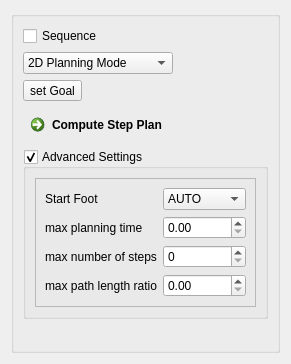
Above: vigir_footstep_planning_rviz_plugin/ui_forms/planning_widget.ui from team-vigir/vigir_footstep_planning_visual_tools before the change. Below: the same form after it.
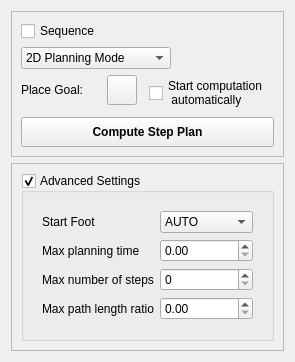
That is the form after the change.

The edit to the form file:
```diff
--- a/vigir_footstep_planning_rviz_plugin/ui_forms/planning_widget.ui
+++ b/vigir_footstep_planning_rviz_plugin/ui_forms/planning_widget.ui
@@ -7,7 +7,7 @@
     <x>0</x>
     <y>0</y>
     <width>291</width>
-    <height>364</height>
+    <height>358</height>
    </rect>
   </property>
   <property name="windowTitle">
@@ -15,12 +15,61 @@
   </property>
   <layout class="QVBoxLayout" name="verticalLayout">
    <item>
-    <widget class="QGroupBox" name="planningGroupBox">
-     <property name="title">
-      <string/>
+    <widget class="QFrame" name="frame_2">
+     <property name="frameShape">
+      <enum>QFrame::StyledPanel</enum>
      </property>
-     <layout class="QVBoxLayout" name="verticalLayout_2">
-      <item>
+     <property name="frameShadow">
+      <enum>QFrame::Raised</enum>
+     </property>
+     <layout class="QGridLayout" name="gridLayout">
+      <item row="2" column="3" rowspan="2">
+       <widget class="QCheckBox" name="autoComputationCheckBox">
+        <property name="toolTip">
+         <string>&lt;html&gt;&lt;head/&gt;&lt;body&gt;&lt;p&gt;step plan is immediately generated after feet are placed&lt;/p&gt;&lt;/body&gt;&lt;/html&gt;</string>
+        </property>
+        <property name="text">
+         <string>Start computation 
+ automatically</string>
+        </property>
+       </widget>
+      </item>
+      <item row="2" column="0">
+       <widget class="QLabel" name="label_5">
+        <property name="text">
+         <string>Place Goal:</string>
+        </property>
+       </widget>
+      </item>
+      <item row="2" column="1">
+       <widget class="QToolButton" name="planningSetGoalToolButton">
+        <property name="minimumSize">
+         <size>
+          <width>30</width>
+          <height>30</height>
+         </size>
+        </property>
+        <property name="toolTip">
+         <string>&lt;html&gt;&lt;head/&gt;&lt;body&gt;&lt;p&gt;(t) place goal feet&lt;/p&gt;&lt;/body&gt;&lt;/html&gt;</string>
+        </property>
+        <property name="text">
+         <string/>
+        </property>
+        <property name="iconSize">
+         <size>
+          <width>30</width>
+          <height>30</height>
+         </size>
+        </property>
+        <property name="checkable">
+         <bool>true</bool>
+        </property>
+        <property name="toolButtonStyle">
+         <enum>Qt::ToolButtonIconOnly</enum>
+        </property>
+       </widget>
+      </item>
+      <item row="0" column="0">
        <widget class="QCheckBox" name="sequenceCheckBox">
         <property name="text">
          <string>Sequence</string>
@@ -30,7 +79,45 @@
         </property>
        </widget>
       </item>
-      <item>
+      <item row="2" column="4">
+       <spacer name="horizontalSpacer">
+        <property name="orientation">
+         <enum>Qt::Horizontal</enum>
+        </property>
+        <property name="sizeHint" stdset="0">
+         <size>
+          <width>40</width>
+          <height>20</height>
+         </size>
+        </property>
+       </spacer>
+      </item>
+      <item row="4" column="0" colspan="5">
+       <widget class="QPushButton" name="planningComputeCommandLinkButton">
+        <property name="minimumSize">
+         <size>
+          <width>0</width>
+          <height>30</height>
+         </size>
+        </property>
+        <property name="font">
+         <font>
+          <weight>75</weight>
+          <bold>true</bold>
+         </font>
+        </property>
+        <property name="toolTip">
+         <string>&lt;html&gt;&lt;head/&gt;&lt;body&gt;&lt;p&gt;step plan generation is started&lt;/p&gt;&lt;/body&gt;&lt;/html&gt;</string>
+        </property>
+        <property name="text">
+         <string>Compute Step Plan</string>
+        </property>
+        <property name="shortcut">
+         <string>Return</string>
+        </property>
+       </widget>
+      </item>
+      <item row="1" column="0" colspan="5">
        <widget class="QComboBox" name="planningModeComboBox">
         <property name="maximumSize">
          <size>
@@ -50,26 +137,31 @@
         </item>
        </widget>
       </item>
-      <item>
-       <widget class="QToolButton" name="planningSetGoalToolButton">
-        <property name="text">
-         <string>set Goal</string>
+      <item row="2" column="2">
+       <spacer name="horizontalSpacer_2">
+        <property name="orientation">
+         <enum>Qt::Horizontal</enum>
         </property>
-        <property name="checkable">
-         <bool>true</bool>
+        <property name="sizeHint" stdset="0">
+         <size>
+          <width>40</width>
+          <height>20</height>
+         </size>
         </property>
-        <property name="toolButtonStyle">
-         <enum>Qt::ToolButtonTextUnderIcon</enum>
-        </property>
-       </widget>
+       </spacer>
       </item>
-      <item>
-       <widget class="QCommandLinkButton" name="planningComputeCommandLinkButton">
-        <property name="text">
-         <string>Compute Step Plan</string>
-        </property>
-       </widget>
-      </item>
+     </layout>
+    </widget>
+   </item>
+   <item>
+    <widget class="QFrame" name="frame_3">
+     <property name="frameShape">
+      <enum>QFrame::StyledPanel</enum>
+     </property>
+     <property name="frameShadow">
+      <enum>QFrame::Raised</enum>
+     </property>
+     <layout class="QVBoxLayout" name="verticalLayout_5">
       <item>
        <widget class="QGroupBox" name="moreOptionsGroupBox">
         <property name="title">
@@ -82,7 +174,7 @@
          <item>
           <widget class="QFrame" name="frame">
            <property name="frameShape">
-            <enum>QFrame::StyledPanel</enum>
+            <enum>QFrame::NoFrame</enum>
            </property>
            <property name="frameShadow">
             <enum>QFrame::Raised</enum>
@@ -120,7 +212,7 @@
             <item row="1" column="0">
              <widget class="QLabel" name="label_2">
               <property name="text">
-               <string>max planning time</string>
+               <string>Max planning time</string>
               </property>
               <property name="buddy">
                <cstring>maxTimeDoubleSpinBox</cstring>
@@ -133,14 +225,14 @@
             <item row="2" column="0">
              <widget class="QLabel" name="label_3">
               <property name="text">
-               <string>max number of steps</string>
+               <string>Max number of steps</string>
               </property>
              </widget>
             </item>
             <item row="3" column="0">
              <widget class="QLabel" name="label_4">
               <property name="text">
-               <string>max path length ratio</string>
+               <string>Max path length ratio</string>
               </property>
               <property name="buddy">
                <cstring>ratioDoubleSpinBox</cstring>
@@ -159,19 +251,6 @@
         </layout>
        </widget>
       </item>
-      <item>
-       <spacer name="verticalSpacer">
-        <property name="orientation">
-         <enum>Qt::Vertical</enum>
-        </property>
-        <property name="sizeHint" stdset="0">
-         <size>
-          <width>20</width>
-          <height>40</height>
-         </size>
-        </property>
-       </spacer>
-      </item>
      </layout>
     </widget>
    </item>
```
Left out of the diff: 20 changed lines with no effect on the pictures.
